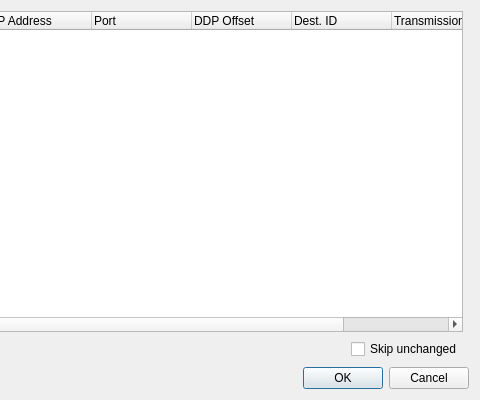
This is plugins/ddp/configureddp.ui in abossard/qlcplus as Qt 5 draws it before an edit; both pictures show x 220 to 700 and y 0 to 400 of the 700 by 400 pixel window. The edited form follows.
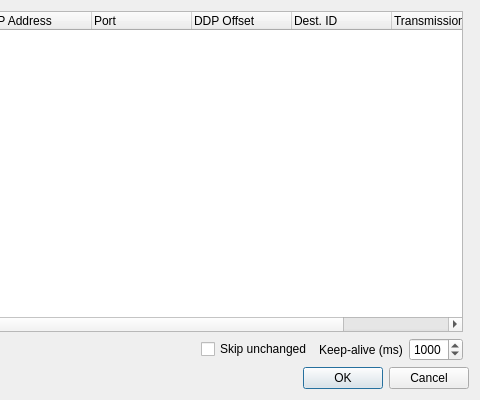
This is the edited form.

Diff of the .ui file:
```diff
--- a/plugins/ddp/configureddp.ui
+++ b/plugins/ddp/configureddp.ui
@@ -130,8 +130,35 @@
            <string>Suppress sending when data hasn't changed. Saves bandwidth on Wi-Fi but may cause inter-universe sync drift on multi-universe setups.</string>
           </property>
          </widget>
+        </item>        <item>
+         <widget class="QLabel" name="m_keepAliveLabel">
+          <property name="text">
+           <string>Keep-alive (ms)</string>
+          </property>
+          <property name="buddy">
+           <cstring>m_keepAliveSpin</cstring>
+          </property>
+         </widget>
         </item>
-       </layout>
+        <item>
+         <widget class="QSpinBox" name="m_keepAliveSpin">
+          <property name="toolTip">
+           <string>Partial mode: force a full snapshot at least this often (ms), so the receiver stays in realtime mode and any dropped diff packet self-heals within one interval. Must be safely under the receiver's realtime timeout (WLED: ~2.5s).</string>
+          </property>
+          <property name="minimum">
+           <number>100</number>
+          </property>
+          <property name="maximum">
+           <number>2400</number>
+          </property>
+          <property name="singleStep">
+           <number>100</number>
+          </property>
+          <property name="value">
+           <number>1000</number>
+          </property>
+         </widget>
+        </item>       </layout>
       </item>
      </layout>
    </item>
```
